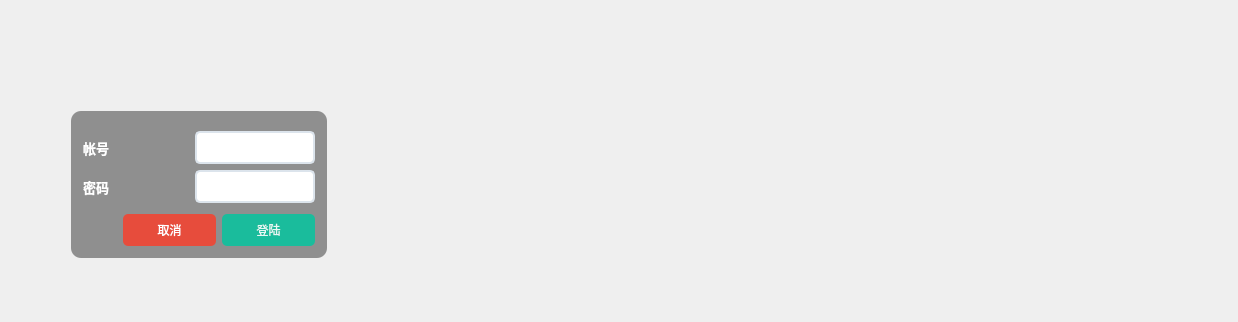
First picture: the form in src/server/login.ui, repository Connor1996/Distributed-Air-Conditioning-System, before the edit.
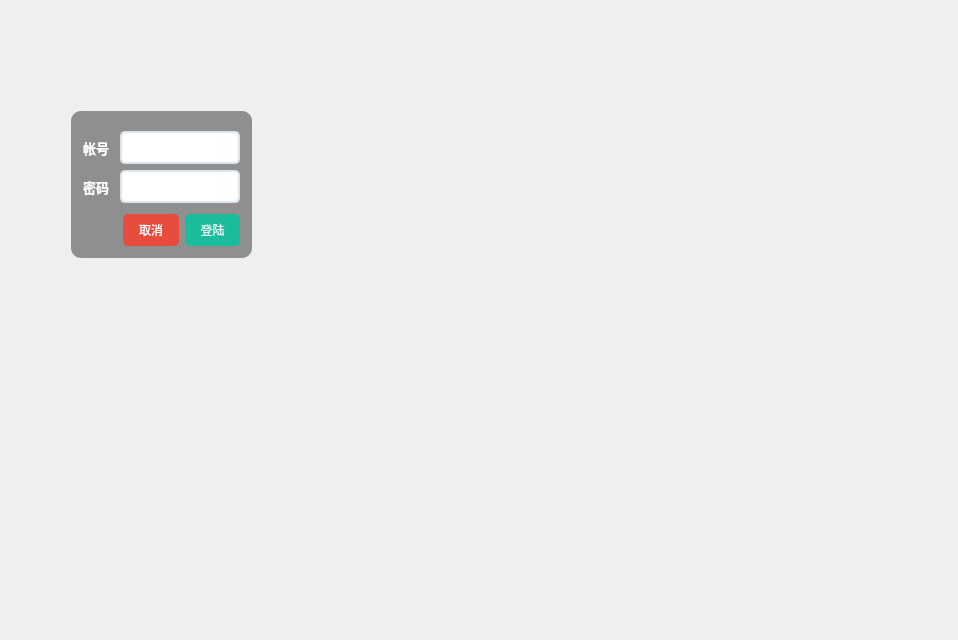
Second picture: the form after the edit. Icons and pictures are not drawn.

Patch:
```diff
--- a/src/server/login.ui
+++ b/src/server/login.ui
@@ -9,8 +9,8 @@
    <rect>
     <x>0</x>
     <y>0</y>
-    <width>1238</width>
-    <height>322</height>
+    <width>958</width>
+    <height>640</height>
    </rect>
   </property>
   <property name="baseSize">
```
Left out of the diff: 2 changed lines with no effect on the pictures.
